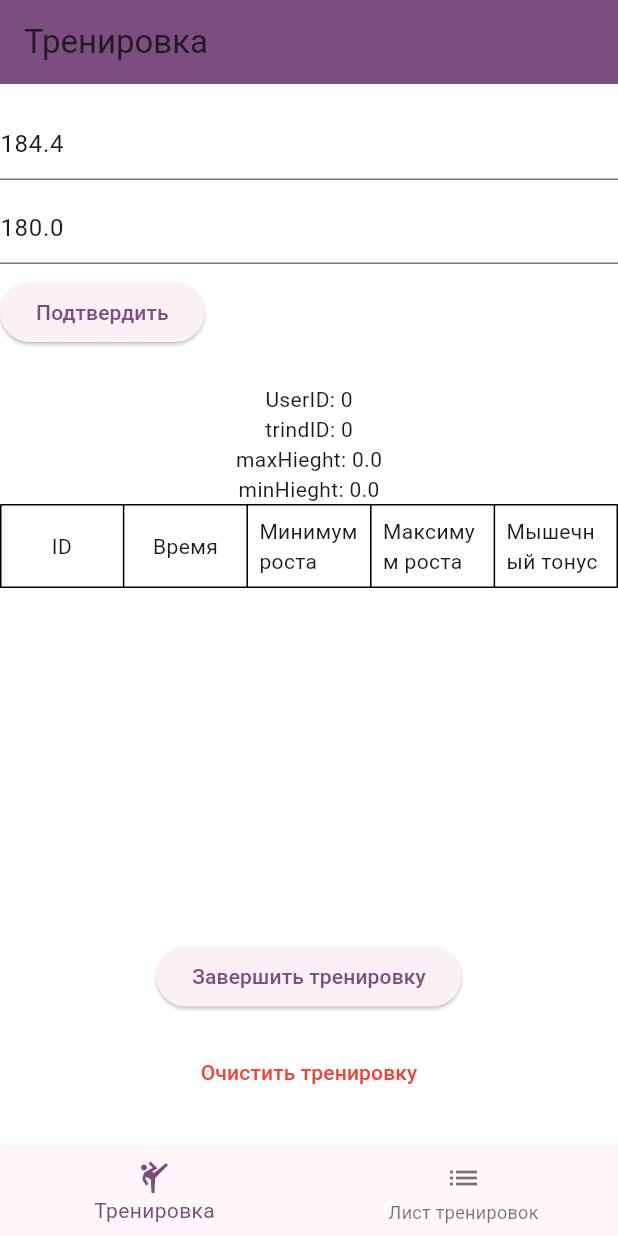
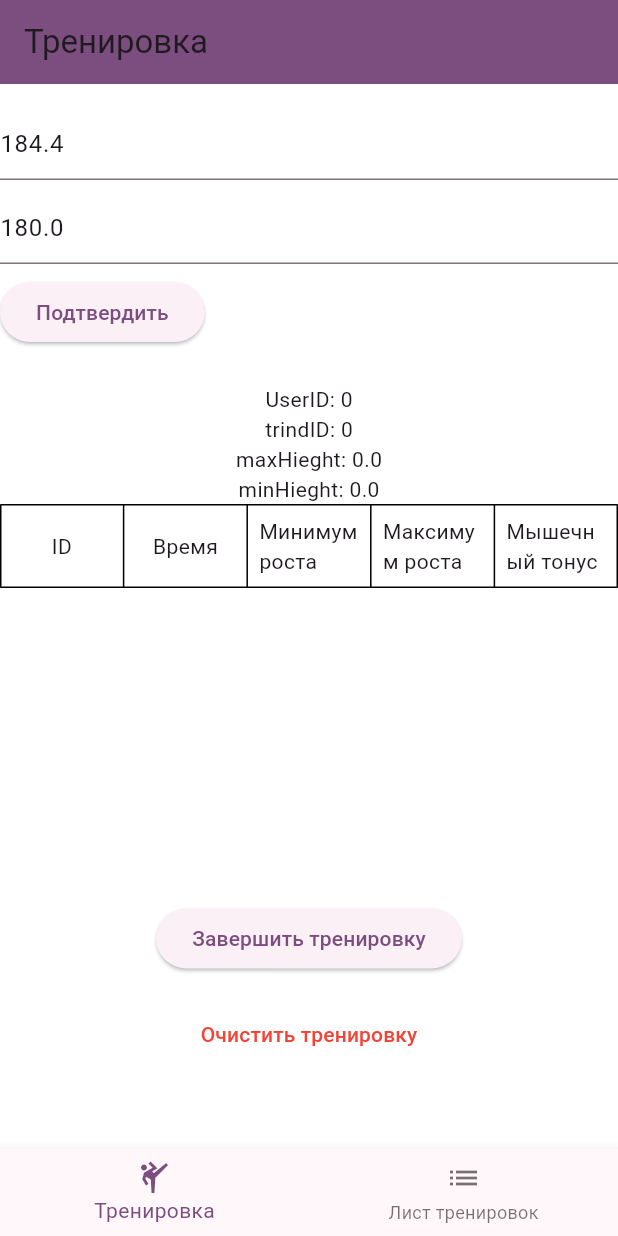
Before and after one commit to Dif13/miotonus, a Flutter app: the screen it shows after launch, on a phone screen of 412 x 824 dp. Run offline on Flutter 3.47's test engine with Material 3 defaults, Android fonts, the phone set to English and light mode, and no system bars; our stand-ins replace flutter_bloc, go_router.

Commit message:
Stable. BugFixed
Убрал LayotBuilder, определяю высоту через vediaQuery.of, но она не динамическая. Вариант для десктопа не очень корректный, но пока ок.

```diff
--- a/lib/src/presentation/pages/workout_page/views/workout_page.dart
+++ b/lib/src/presentation/pages/workout_page/views/workout_page.dart
@@ -18,19 +18,17 @@ class _WorkoutPageState extends State<WorkoutPage> {
   @override
   Widget build(BuildContext context) {
     return Scaffold(
-      appBar: AppBar(
-        title: const Text(workoutTitle),
-        backgroundColor: Theme.of(context).primaryColor,
-      ),
-      body: LayoutBuilder(builder: (context, constraint) {
-        //! BUG: LayoutBuilder всегда перехватывает на себя фокус. Автоматически скриывается клавиатура на телефоне.
-        return SingleChildScrollView(
+        appBar: AppBar(
+          title: const Text(workoutTitle),
+          backgroundColor: Theme.of(context).primaryColor,
+        ),
+        body: SingleChildScrollView(
           child: Column(
             children: [
               const SizedBox(height: 16),
               workoutFormFields(userCubit, workoutTableRowLstCubit),
               const SizedBox(height: 16),
-              workoutTable(userCubit, workoutTableRowLstCubit, constraint),
+              workoutTable(userCubit, workoutTableRowLstCubit), //, constraint),
               const SizedBox(height: 16),
               ElevatedButton(
                 onPressed: () {
@@ -54,8 +52,6 @@ class _WorkoutPageState extends State<WorkoutPage> {
               const SizedBox(height: 16),
             ],
           ),
-        );
-      }),
-    );
+        ));
   }
 }
--- a/lib/src/presentation/pages/workout_page/widgets/workout_table.dart
+++ b/lib/src/presentation/pages/workout_page/widgets/workout_table.dart
@@ -12,13 +12,12 @@ import 'package:miotonus/src/utils/constants/strings.dart';
 Widget workoutTable(
   UserCubit userCubit,
   WorkoutTableRowLstCubit workoutTableRowLstCubit,
-  BoxConstraints constraint,
 ) {
   return BlocBuilder<WorkoutTableRowLstCubit, List<WorkoutTableRow>>(
       bloc: workoutTableRowLstCubit,
       builder: (context, row) {
         return SizedBox(
-          height: constraint.maxHeight * 0.5,
+          height: MediaQuery.of(context).size.height * 0.4,
           child: ListView(
             shrinkWrap: true,
             children: [
```
